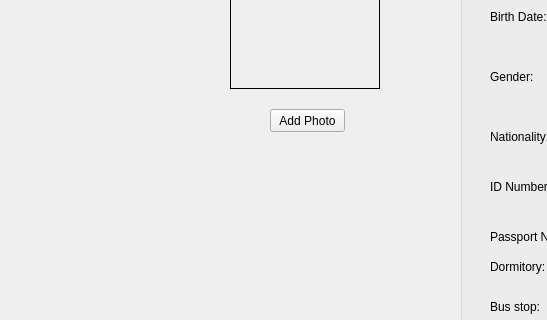
The window that editstudentdialog.ui (thenewcoder/school-administration-system) describes before a commit, drawn with Qt 5; both pictures show x 0 to 547 and y 171 to 491 of the 1035 by 845 pixel window.
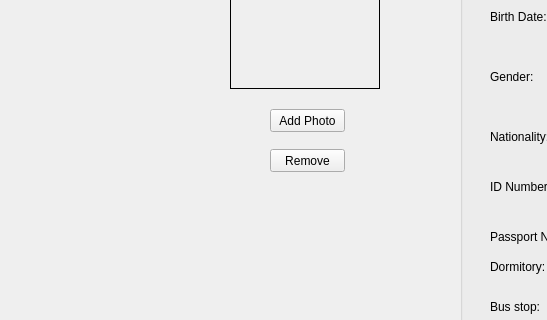
The same window after the commit. Icons and pictures are not drawn.

Commit message: Added remove photo button for the edit teacher and student dialogs.

```diff
--- a/editstudentdialog.ui
+++ b/editstudentdialog.ui
@@ -494,6 +494,19 @@
     <string>Students</string>
    </property>
   </widget>
+  <widget class="QPushButton" name="btnRemove">
+   <property name="geometry">
+    <rect>
+     <x>270</x>
+     <y>320</y>
+     <width>75</width>
+     <height>23</height>
+    </rect>
+   </property>
+   <property name="text">
+    <string>Remove</string>
+   </property>
+  </widget>
  </widget>
  <resources>
   <include location="resources.qrc"/>
```
The commit also changes 3 other files.
